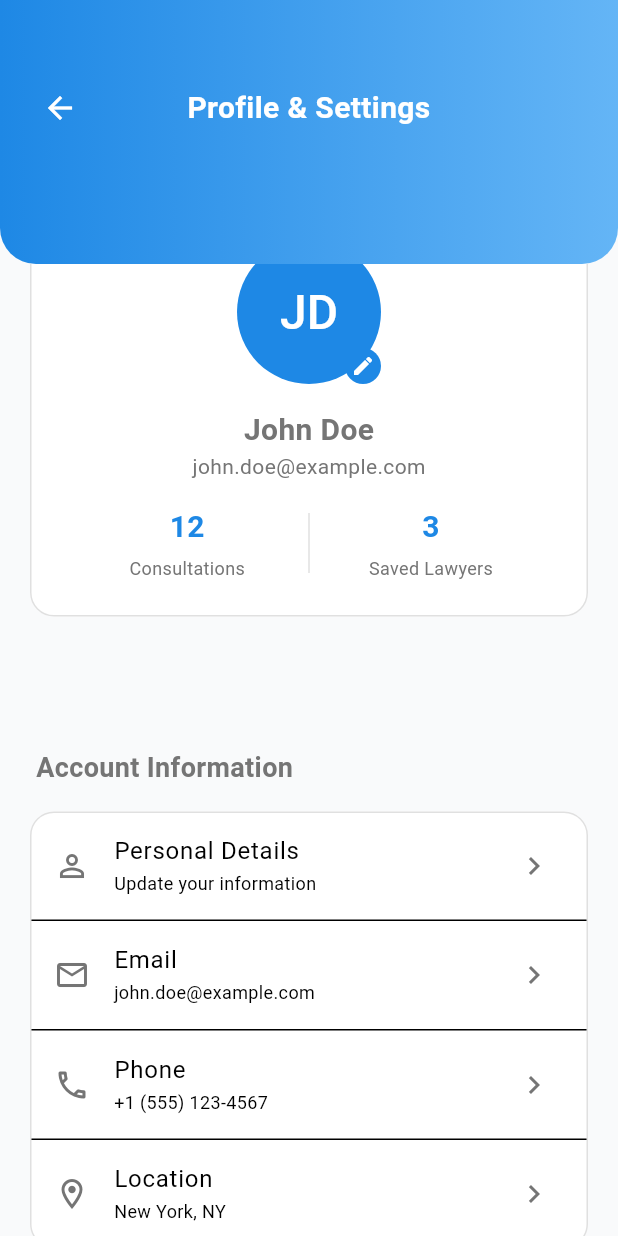
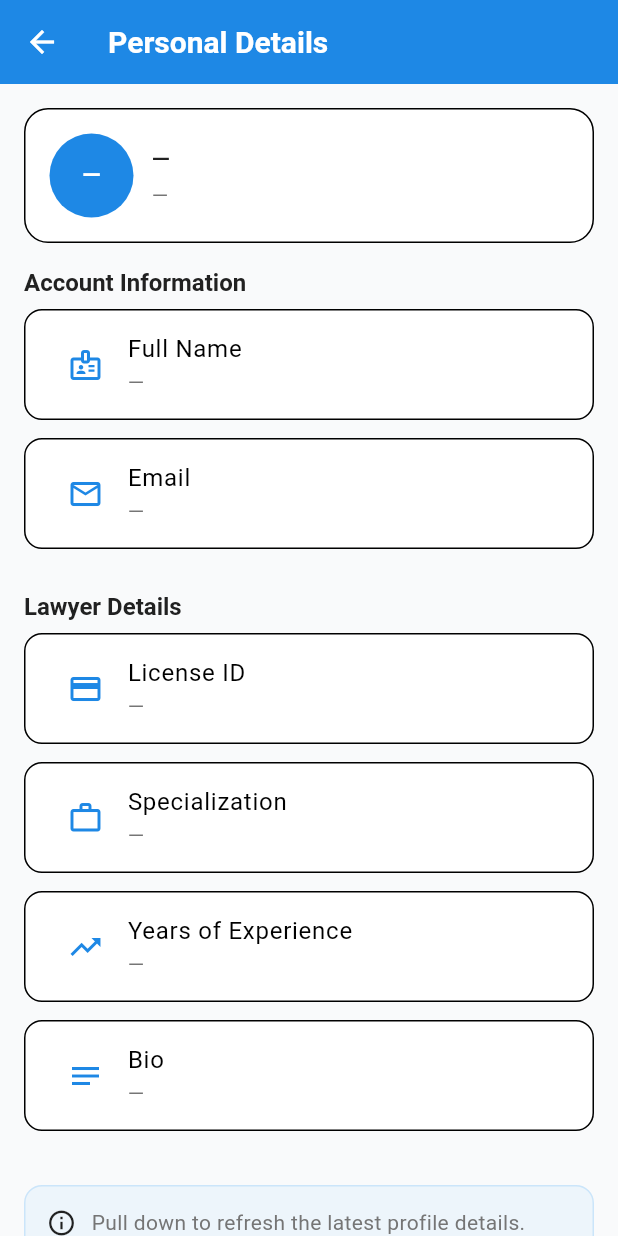
Before and after one commit to shadabtanjeed/CaseMate, a Flutter app: the ProfileScreen screen opened directly with empty values, after a tap on "Personal Details", on a phone screen of 412 x 824 dp. Run offline on Flutter 3.47's test engine with Material 3 defaults, Android fonts, the phone set to English and light mode, and no system bars; our stand-ins replace equatable, flutter_dotenv, flutter_riverpod, flutter_secure_storage, google_fonts; accounts and stored records are empty.

Commit message:
lawyer_profile_ongoing

```diff
--- a/frontend/lib/features/auth/presentation/providers/auth_provider.dart
+++ b/frontend/lib/features/auth/presentation/providers/auth_provider.dart
@@ -102,6 +102,17 @@ class AuthNotifier extends StateNotifier<AuthState> {
   final RequestPasswordResetUseCase requestPasswordResetUseCase;
   final ResetPasswordUseCase resetPasswordUseCase;
   final AuthLocalDataSource localDataSource;
+
+  Future<void> refreshCurrentUser() async {
+  try {
+    final user = await getCurrentUserUseCase(); // calls /auth/me
+    if (user != null) {
+      state = state.copyWith(user: user, isAuthenticated: true);
+    }
+  } catch (_) {
+    // ignore for view-only; you already have error handling elsewhere
+  }
+}
 
   AuthNotifier({
     required this.loginUseCase,
--- /dev/null
+++ b/frontend/lib/features/auth/presentation/screens/personal_details_screen.dart
@@ -0,0 +1,190 @@
+import 'package:flutter/material.dart';
+import 'package:flutter_riverpod/flutter_riverpod.dart';
+import '../../../auth/presentation/providers/auth_provider.dart';
+import '../../../../core/theme/app_theme.dart';
+
+class PersonalDetailsScreen extends ConsumerWidget {
+  const PersonalDetailsScreen({super.key});
+
+  @override
+  Widget build(BuildContext context, WidgetRef ref) {
+    final authState = ref.watch(authProvider);
+    final user = authState.user;
+
+    return Scaffold(
+      appBar: AppBar(
+        title: const Text('Personal Details'),
+      ),
+      body: RefreshIndicator(
+        onRefresh: () => ref.read(authProvider.notifier).refreshCurrentUser(),
+        child: ListView(
+          padding: const EdgeInsets.all(16),
+          children: [
+            _infoHeader(context, user?.fullName ?? '—', user?.email ?? '—'),
+            const SizedBox(height: 16),
+            _sectionTitle(context, 'Account Information'),
+            const SizedBox(height: 8),
+            _infoTile(
+              context,
+              icon: Icons.badge_outlined,
+              label: 'Full Name',
+              value: user?.fullName ?? '—',
+            ),
+            _infoTile(
+              context,
+              icon: Icons.email_outlined,
+              label: 'Email',
+              value: user?.email ?? '—',
+            ),
+            const SizedBox(height: 16),
+            _sectionTitle(context, 'Lawyer Details'),
+            const SizedBox(height: 8),
+            _infoTile(
+              context,
+              icon: Icons.credit_card_outlined,
+              label: 'License ID',
+              value: (user?.licenseId?.trim().isNotEmpty ?? false)
+                  ? user!.licenseId!
+                  : '—',
+            ),
+            _infoTile(
+              context,
+              icon: Icons.work_outline,
+              label: 'Specialization',
+              value: (user?.specialization?.trim().isNotEmpty ?? false)
+                  ? user!.specialization!
+                  : '—',
+            ),
+            _infoTile(
+              context,
+              icon: Icons.trending_up_outlined,
+              label: 'Years of Experience',
+              value: user?.yearsOfExperience?.toString() ?? '—',
+            ),
+            _infoTile(
+              context,
+              icon: Icons.notes_outlined,
+              label: 'Bio',
+              value: (user?.bio?.trim().isNotEmpty ?? false) ? user!.bio! : '—',
+              multiline: true,
+            ),
+            const SizedBox(height: 24),
+            _tipBox(context),
+          ],
+        ),
+      ),
+    );
+  }
+
+  Widget _infoHeader(BuildContext context, String name, String email) {
+    return Container(
+      padding: const EdgeInsets.all(16),
+      decoration: BoxDecoration(
+        color: Theme.of(context).cardColor,
+        borderRadius: BorderRadius.circular(16),
+        border: Border.all(color: Theme.of(context).dividerColor),
+      ),
+      child: Row(
+        children: [
+          CircleAvatar(
+            radius: 28,
+            backgroundColor: AppTheme.primaryBlue,
+            child: Text(
+              _initialsFrom(name),
+              style: const TextStyle(
+                color: Colors.white,
+                fontWeight: FontWeight.w600,
+              ),
+            ),
+          ),
+          const SizedBox(width: 12),
+          Expanded(
+            child: Column(
+              crossAxisAlignment: CrossAxisAlignment.start,
+              children: [
+                Text(
+                  name,
+                  style: Theme.of(context).textTheme.titleMedium,
+                  overflow: TextOverflow.ellipsis,
+                ),
+                const SizedBox(height: 2),
+                Text(
+                  email,
+                  style: Theme.of(context).textTheme.bodyMedium,
+                  overflow: TextOverflow.ellipsis,
+                ),
+              ],
+            ),
+          ),
+        ],
+      ),
+    );
+  }
+
+  Widget _sectionTitle(BuildContext context, String title) {
+    return Text(
+      title,
+      style: Theme.of(context).textTheme.titleLarge,
+    );
+  }
+
+  Widget _infoTile(
+    BuildContext context, {
+    required IconData icon,
+    required String label,
+    required String value,
+    bool multiline = false,
+  }) {
+    return Container(
+      margin: const EdgeInsets.only(bottom: 12),
+      padding: const EdgeInsets.symmetric(horizontal: 12),
+      decoration: BoxDecoration(
+        color: Theme.of(context).cardColor,
+        borderRadius: BorderRadius.circular(12),
+        border: Border.all(color: Theme.of(context).dividerColor),
+      ),
+      child: ListTile(
+        leading: Icon(icon, color: AppTheme.primaryBlue),
+        title: Text(label),
+        subtitle: Text(
+          value,
+          maxLines: multiline ? null : 1,
+          overflow: multiline ? TextOverflow.visible : TextOverflow.ellipsis,
+          style: Theme.of(context).textTheme.bodyMedium,
+        ),
+      ),
+    );
+  }
+
+  Widget _tipBox(BuildContext context) {
+    return Container(
+      padding: const EdgeInsets.all(14),
+      decoration: BoxDecoration(
+        color: AppTheme.accentBlue.withOpacity(0.08),
+        borderRadius: BorderRadius.circular(12),
+        border: Border.all(color: AppTheme.accentBlue.withOpacity(0.25)),
+      ),
+      child: Row(
+        crossAxisAlignment: CrossAxisAlignment.start,
+        children: [
+          const Icon(Icons.info_outline, size: 20),
+          const SizedBox(width: 10),
+          Expanded(
+            child: Text(
+              'Pull down to refresh the latest profile details. Editing will be enabled later.',
+              style: Theme.of(context).textTheme.bodyMedium,
+            ),
+          ),
+        ],
+      ),
+    );
+  }
+
+  String _initialsFrom(String name) {
+    final parts =
+        name.trim().split(RegExp(r'\s+')).where((p) => p.isNotEmpty).toList();
+    if (parts.isEmpty) return 'U';
+    if (parts.length == 1) return parts.first[0].toUpperCase();
+    return (parts[0][0] + parts[1][0]).toUpperCase();
+  }
+}
--- a/frontend/lib/features/lawyer/lawyer_home_screen.dart
+++ b/frontend/lib/features/lawyer/lawyer_home_screen.dart
@@ -1,5 +1,9 @@
+// lawyer_home_screen.dart
+
 import 'package:flutter/material.dart';
+import 'package:flutter_riverpod/flutter_riverpod.dart';
 import '../../../core/theme/app_theme.dart';
+import '../auth/presentation/providers/auth_provider.dart';
 
 class LawyerHomeScreen extends StatefulWidget {
   final VoidCallback onNavigateToClients;
@@ -81,14 +85,23 @@ class _LawyerHomeScreenState extends State<LawyerHomeScreen> {
         children: [
           Row(
             children: [
-              const CircleAvatar(
+              CircleAvatar(
                 radius: 28,
                 backgroundColor: Colors.white,
-                child: Text('SJ',
-                    style: TextStyle(
+                child: Consumer(
+                  builder: (context, ref, _) {
+                    final user = ref.watch(authProvider).user;
+                    final initials = _initialsFrom(user?.fullName ?? '');
+                    return Text(
+                      initials.isEmpty ? 'U' : initials,
+                      style: const TextStyle(
                         color: AppTheme.primaryBlue,
                         fontSize: 20,
-                        fontWeight: FontWeight.w600)),
+                        fontWeight: FontWeight.w600,
+                      ),
+                    );
+                  },
+                ),
               ),
               const SizedBox(width: 12),
               Expanded(
@@ -101,21 +114,33 @@ class _LawyerHomeScreenState extends State<LawyerHomeScreen> {
                             color: Colors.white70,
                           ),
                     ),
-                    const Text(
-                      'Dr. Sarah Johnson',
-                      style: TextStyle(
+                    Consumer(builder: (context, ref, _) {
+                      final user = ref.watch(authProvider).user;
+                      final name = (user?.fullName.isNotEmpty ?? false)
+                          ? user!.fullName
+                          : 'Lawyer';
+                      return Text(
+                        name,
+                        overflow: TextOverflow.ellipsis,
+                        style: const TextStyle(
                           color: Colors.white,
                           fontSize: 20,
                           fontWeight: FontWeight.w600,
                         ),
-                    ),
-                    const Text(
-                      'Criminal Law Specialist',
-                      style: TextStyle(
+                      );
+                    }),
+                    Consumer(builder: (context, ref, _) {
+                      final user = ref.watch(authProvider).user;
+                      final spec = (user?.specialization ?? '').trim();
+                      if (spec.isEmpty) return const SizedBox.shrink();
+                      return Text(
+                        spec,
+                        style: const TextStyle(
                           color: Colors.white70,
                           fontSize: 14,
                         ),
-                    ),
+                      );
+                    }),
                   ],
                 ),
               ),
@@ -227,8 +252,8 @@ class _LawyerHomeScreenState extends State<LawyerHomeScreen> {
     );
   }
 
-  Widget _buildStatCard(IconData icon, String value, String label,
-      String? subtitle, Color color) {
+  Widget _buildStatCard(
+      IconData icon, String value, String label, String? subtitle, Color color) {
     return Container(
       padding: const EdgeInsets.all(16),
       decoration: BoxDecoration(
@@ -710,3 +735,11 @@ class _LawyerHomeScreenState extends State<LawyerHomeScreen> {
     );
   }
 }
+
+String _initialsFrom(String name) {
+  final parts =
+      name.trim().split(RegExp(r'\s+')).where((p) => p.isNotEmpty).toList();
+  if (parts.isEmpty) return '';
+  if (parts.length == 1) return parts.first[0].toUpperCase();
+  return (parts[0][0] + parts[1][0]).toUpperCase();
+}
--- a/frontend/lib/features/profile/presentation/screens/profile_screen.dart
+++ b/frontend/lib/features/profile/presentation/screens/profile_screen.dart
@@ -1,7 +1,11 @@
 import 'package:flutter/material.dart';
+import 'package:flutter_riverpod/flutter_riverpod.dart';
 import '../../../../core/theme/app_theme.dart';
+import '../../../auth/presentation/providers/auth_provider.dart';
+import '../../../auth/presentation/screens/personal_details_screen.dart';
 
-class ProfileScreen extends StatelessWidget {
+
+class ProfileScreen extends ConsumerWidget {
   final VoidCallback onBack;
   final VoidCallback onLogout;
 
@@ -12,7 +16,10 @@ class ProfileScreen extends StatelessWidget {
   });
 
   @override
-  Widget build(BuildContext context) {
+  Widget build(BuildContext context, WidgetRef ref) {
+    final authState = ref.watch(authProvider);
+    final user = authState.user;
+
     return Scaffold(
       body: Column(
         children: [
@@ -23,9 +30,9 @@ class ProfileScreen extends StatelessWidget {
               child: Column(
                 crossAxisAlignment: CrossAxisAlignment.start,
                 children: [
-                  _buildProfileCard(context),
+                  _buildProfileCard(context, ref),
                   const SizedBox(height: 24),
-                  _buildAccountInfo(context),
+                  _buildAccountInfo(context, user),
                   const SizedBox(height: 24),
                   _buildNotifications(context),
                   const SizedBox(height: 24),
@@ -76,7 +83,12 @@ class ProfileScreen extends StatelessWidget {
     );
   }
 
-  Widget _buildProfileCard(BuildContext context) {
+  Widget _buildProfileCard(BuildContext context, WidgetRef ref) {
+    final user = ref.watch(authProvider).user;
+    final initials = _initialsFrom(user?.fullName ?? '');
+    final consultationCount = 12; // TODO: Get from backend
+    final savedLawyersCount = 3; // TODO: Get from backend
+
     return Transform.translate(
       offset: const Offset(0, -60),
       child: Card(
@@ -86,12 +98,12 @@ class ProfileScreen extends StatelessWidget {
             children: [
               Stack(
                 children: [
-                  const CircleAvatar(
+                  CircleAvatar(
                     radius: 48,
                     backgroundColor: AppTheme.primaryBlue,
                     child: Text(
-                      'JD',
-                      style: TextStyle(color: Colors.white, fontSize: 32),
+                      initials.isEmpty ? 'U' : initials,
+                      style: const TextStyle(color: Colors.white, fontSize: 32),
                     ),
                   ),
                   Positioned(
@@ -113,30 +125,30 @@ class ProfileScreen extends StatelessWidget {
                 ],
               ),
               const SizedBox(height: 16),
-              const Text(
-                'John Doe',
-                style: TextStyle(fontSize: 20, fontWeight: FontWeight.w600),
+              Text(
+                user?.fullName ?? 'User',
+                style: const TextStyle(fontSize: 20, fontWeight: FontWeight.w600),
               ),
-              const Text(
-                'john.doe@example.com',
-                style: TextStyle(color: AppTheme.textSecondary),
+              Text(
+                user?.email ?? 'user@example.com',
+                style: const TextStyle(color: AppTheme.textSecondary),
               ),
               const SizedBox(height: 16),
               Row(
                 children: [
-                  const Expanded(
+                  Expanded(
                     child: Column(
                       children: [
                         Text(
-                          '12',
-                          style: TextStyle(
+                          consultationCount.toString(),
+                          style: const TextStyle(
                             fontSize: 20,
                             fontWeight: FontWeight.w600,
                             color: AppTheme.primaryBlue,
                           ),
                         ),
-                        SizedBox(height: 4),
-                        Text(
+                        const SizedBox(height: 4),
+                        const Text(
                           'Consultations',
                           style: TextStyle(
                             color: AppTheme.textSecondary,
@@ -147,19 +159,19 @@ class ProfileScreen extends StatelessWidget {
                     ),
                   ),
                   Container(width: 1, height: 40, color: AppTheme.borderColor),
-                  const Expanded(
+                  Expanded(
                     child: Column(
                       children: [
                         Text(
-                          '3',
-                          style: TextStyle(
+                          savedLawyersCount.toString(),
+                          style: const TextStyle(
                             fontSize: 20,
                             fontWeight: FontWeight.w600,
                             color: AppTheme.primaryBlue,
                           ),
                         ),
-                        SizedBox(height: 4),
-                        Text(
+                        const SizedBox(height: 4),
+                        const Text(
                           'Saved Lawyers',
                           style: TextStyle(
                             color: AppTheme.textSecondary,
@@ -178,7 +190,7 @@ class ProfileScreen extends StatelessWidget {
     );
   }
 
-  Widget _buildAccountInfo(BuildContext context) {
+  Widget _buildAccountInfo(BuildContext context, dynamic user) {
     return Column(
       crossAxisAlignment: CrossAxisAlignment.start,
       children: [
@@ -194,27 +206,39 @@ class ProfileScreen extends StatelessWidget {
           child: Column(
             children: [
               _buildListTile(
+                context,
                 Icons.person_outline,
                 'Personal Details',
                 'Update your information',
+                onTap: () {
+                  Navigator.push(
+                    context,
+                    MaterialPageRoute(
+                      builder: (context) => const PersonalDetailsScreen(),
+                    ),
+                  );
+                },
               ),
               const Divider(height: 1),
               _buildListTile(
+                context,
                 Icons.email_outlined,
                 'Email',
-                'john.doe@example.com',
+                user?.email ?? '—',
               ),
               const Divider(height: 1),
               _buildListTile(
+                context,
                 Icons.phone_outlined,
                 'Phone',
-                '+1 (555) 123-4567',
+                '+1 (555) 123-4567', // TODO: Add phone to user model
               ),
               const Divider(height: 1),
               _buildListTile(
+                context,
                 Icons.location_on_outlined,
                 'Location',
-                'New York, NY',
+                'New York, NY', // TODO: Add location to user model
               ),
             ],
           ),
@@ -273,9 +297,15 @@ class ProfileScreen extends StatelessWidget {
         Card(
           child: Column(
             children: [
-              _buildListTile(Icons.lock_outline, 'Change Password', null),
+              _buildListTile(
+                context,
+                Icons.lock_outline,
+                'Change Password',
+                null,
+              ),
               const Divider(height: 1),
               _buildListTile(
+                context,
                 Icons.privacy_tip_outlined,
                 'Privacy Policy',
                 null,
@@ -302,7 +332,12 @@ class ProfileScreen extends StatelessWidget {
         Card(
           child: Column(
             children: [
-              _buildListTile(Icons.help_outline, 'Help & Support', null),
+              _buildListTile(
+                context,
+                Icons.help_outline,
+                'Help & Support',
+                null,
+              ),
               const Divider(height: 1),
               ListTile(
                 leading: const Icon(Icons.logout, color: Colors.red),
@@ -320,7 +355,13 @@ class ProfileScreen extends StatelessWidget {
     );
   }
 
-  Widget _buildListTile(IconData icon, String title, String? subtitle) {
+  Widget _buildListTile(
+    BuildContext context,
+    IconData icon,
+    String title,
+    String? subtitle, {
+    VoidCallback? onTap,
+  }) {
     return ListTile(
       leading: Icon(icon, color: AppTheme.textSecondary),
       title: Text(title),
@@ -328,7 +369,7 @@ class ProfileScreen extends StatelessWidget {
           ? Text(subtitle, style: const TextStyle(fontSize: 12))
           : null,
       trailing: const Icon(Icons.chevron_right, color: AppTheme.textSecondary),
-      onTap: () {},
+      onTap: onTap ?? () {},
     );
   }
 
@@ -343,8 +384,18 @@ class ProfileScreen extends StatelessWidget {
       title: Text(title),
       subtitle: Text(subtitle, style: const TextStyle(fontSize: 12)),
       value: value,
-  onChanged: (val) {},
-  activeColor: AppTheme.primaryBlue,
+      onChanged: (val) {
+        // TODO: Implement notification preferences
+      },
+      activeColor: AppTheme.primaryBlue,
     );
   }
+
+  String _initialsFrom(String name) {
+    final parts =
+        name.trim().split(RegExp(r'\s+')).where((p) => p.isNotEmpty).toList();
+    if (parts.isEmpty) return '';
+    if (parts.length == 1) return parts.first[0].toUpperCase();
+    return (parts[0][0] + parts[1][0]).toUpperCase();
+  }
 }
--- a/frontend/pubspec.yaml
+++ b/frontend/pubspec.yaml
@@ -35,5 +35,5 @@ flutter:
   uses-material-design: true
 
   assets:
-    - assets/images/
+    #- assets/images/
     - .env
```
Also changed, not shown: 5 other files. Lines whose indentation alone changed are shown as unchanged.
